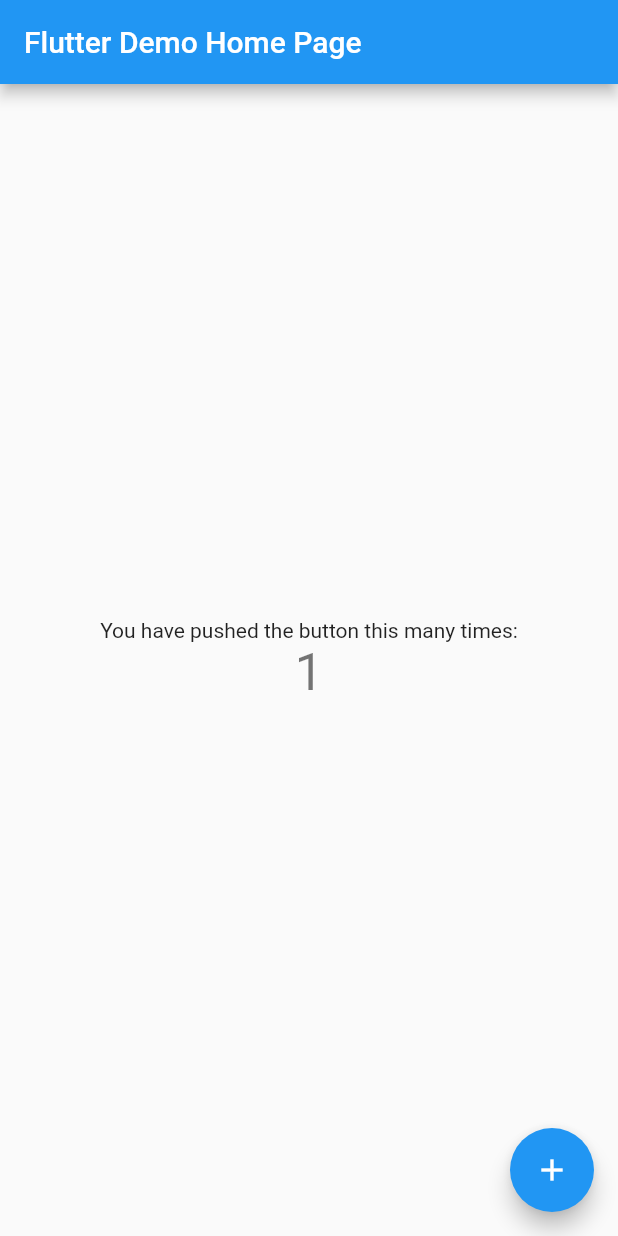
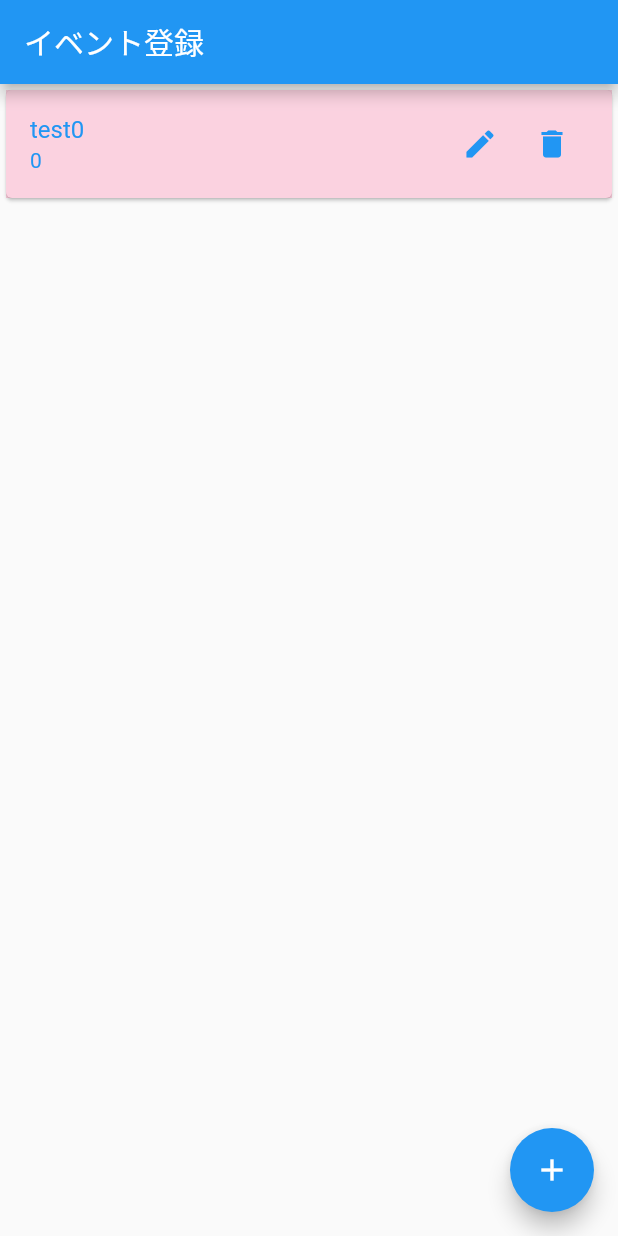
Before and after one commit to jack-app/ideathon-summer-team2, a Flutter app: the screen it shows after launch, after a tap on the "add" icon, on a phone screen of 412 x 824 dp. Run offline on Flutter 3.47's test engine with Material 2 defaults, Android fonts, the phone set to English and light mode, and no system bars.

Commit message:
[add] リストタイルの追加・選択・削除機能

```diff
--- /dev/null
+++ b/lib/hiraku/test.dart
@@ -0,0 +1,201 @@
+import 'package:flutter/material.dart';
+
+class EventRegisterWidget extends StatelessWidget {
+  @override
+  Widget build(BuildContext context) {
+    return MaterialApp(
+      // アプリ名
+      title: 'イベント登録',
+      theme: ThemeData(
+        // テーマカラー
+        primarySwatch: Colors.blue,
+      ),
+      // リスト一覧画面を表示
+      home: EventRegisterPage(),
+    );
+  }
+}
+
+// リスト一覧画面用Widget
+class EventRegisterPage extends StatefulWidget {
+  @override
+  _EventRegisterPageState createState() => _EventRegisterPageState();
+}
+
+class _EventRegisterPageState extends State<EventRegisterPage> {
+  // State
+  // イベントの名前
+  String EventName = '';
+  // 参加メンバーのリスト
+  List<Map> memberList = [];
+  // メンバー情報の初期値
+  var member = {
+    'name': 'test', // 名前
+    'payment': 0, // 支払金額
+  };
+  // 選ばれているフォームのインデックス
+  var selectedIndex = 0;
+
+  @override
+  Widget build(BuildContext context) {
+    return Scaffold(
+      // AppBarを表示し、タイトルも設定
+      appBar: AppBar(
+        title: Text('イベント登録'),
+      ),
+      // ListViewを使いリスト一覧を表示
+      body: ListView.builder(
+        itemCount: memberList.length,
+        itemBuilder: (context, index) {
+          return Card(
+            child: ListTile(
+              title: Text(memberList[index]['name'] + index.toString()),
+              subtitle: Text(memberList[index]['payment'].toString()),
+              selected: selectedIndex == index ? true : false,
+              selectedTileColor: Colors.pink.withOpacity(0.2),
+              // (memberList[index]['open']) ? Text("open") : Text("close"),
+
+              onTap: () {
+                setState(() {
+                  selectedIndex = index;
+                });
+              },
+
+              //右側にボタンを配置
+              trailing: Row(
+                // これを書かないとレイアウトが崩れる
+                mainAxisSize: MainAxisSize.min,
+
+                children: <Widget>[
+                  // タスク更新ボタン
+                  IconButton(
+                    onPressed: () {
+                      setState(() {
+                        selectedIndex = index;
+                      });
+                    },
+                    icon: Icon(Icons.mode_edit),
+                  ),
+
+                  // タスク削除ボタン
+                  IconButton(
+                    onPressed: () {
+                      setState(() {
+                        // リスト削除
+                        memberList.removeAt(index);
+                      });
+                    },
+                    icon: Icon(Icons.delete),
+                  ),
+                ],
+              ),
+            ),
+          );
+        },
+      ),
+      // メンバーを追加するボタン
+      floatingActionButton: FloatingActionButton(
+        onPressed: () {
+          setState(() {
+            memberList.add(member);
+            selectedIndex = memberList.length - 1;
+          });
+        },
+        child: Icon(Icons.add),
+      ),
+    );
+  }
+}
+
+class TodoAddPage extends StatefulWidget {
+  // 画面遷移元からのデータを受け取る変数
+  final String value;
+
+  // コンストラクタ
+  const TodoAddPage({Key? key, required this.value}) : super(key: key);
+
+  @override
+  _TodoAddPageState createState() => _TodoAddPageState();
+}
+
+class _TodoAddPageState extends State<TodoAddPage> {
+  // 入力されたテキストをデータとして持つ
+  late String _text;
+
+  @override
+  void initState() {
+    super.initState();
+    // 受け取ったデータを状態を管理する変数に格納
+    _text = widget.value;
+  }
+
+  // データを元に表示するWidget
+  @override
+  Widget build(BuildContext context) {
+    // TextEditingControllerのtextで初期値を設定することが出来る
+    final controller = TextEditingController(text: _text);
+
+    // TextEditingControllerに設定したテキストのlengthをカーソルの位置に設定する
+    controller.selection = TextSelection.fromPosition(
+      TextPosition(offset: controller.text.length),
+    );
+
+    return Scaffold(
+      appBar: AppBar(
+        title: Text('リスト追加'),
+      ),
+      body: Container(
+        // 余白を付ける
+        padding: EdgeInsets.all(64),
+        child: Column(
+          mainAxisAlignment: MainAxisAlignment.center,
+          children: <Widget>[
+            // テキスト入力
+            TextField(
+              controller: controller,
+              // 自動フォーカス
+              autofocus: true,
+              decoration: InputDecoration(
+                hintText: 'タスクを入力してね',
+              ),
+              // 入力されたテキストの値を受け取る(valueが入力されたテキスト)
+              onChanged: (String value) {
+                // データが変更したことを知らせる(画面を更新する)
+                setState(() {
+                  // データを変更
+                  _text = value;
+                });
+              },
+            ),
+            const SizedBox(height: 8),
+            Container(
+              // 横幅いっぱいに広げる
+              width: double.infinity,
+              // リスト追加ボタン
+              child: ElevatedButton(
+                  onPressed: () {
+                    // "pop"で前の画面に戻る
+                    // "pop"の引数から前の画面にデータを渡す
+                    Navigator.of(context).pop(_text);
+                  },
+                  child: Text('リスト追加', style: TextStyle(color: Colors.white))),
+            ),
+            const SizedBox(height: 8),
+            Container(
+                // 横幅いっぱいに広げる
+                width: double.infinity,
+                // キャンセルボタン
+                child: TextButton(
+                  // ボタンをクリックしたときの処理
+                  onPressed: () {
+                    // "pop"で前の画面に戻る
+                    Navigator.of(context).pop();
+                  },
+                  child: Text('キャンセル'),
+                )),
+          ],
+        ),
+      ),
+    );
+  }
+}
--- a/lib/main.dart
+++ b/lib/main.dart
@@ -1,115 +1,8 @@
 import 'package:flutter/material.dart';
 
+// 作成したウィジェットのインポート
+import 'hiraku/test.dart';
+
 void main() {
-  runApp(const MyApp());
+  runApp(EventRegisterWidget());
 }
-
-class MyApp extends StatelessWidget {
-  const MyApp({Key? key}) : super(key: key);
-
-  // This widget is the root of your application.
-  @override
-  Widget build(BuildContext context) {
-    return MaterialApp(
-      title: 'Flutter Demo',
-      theme: ThemeData(
-        // This is the theme of your application.
-        //
-        // Try running your application with "flutter run". You'll see the
-        // application has a blue toolbar. Then, without quitting the app, try
-        // changing the primarySwatch below to Colors.green and then invoke
-        // "hot reload" (press "r" in the console where you ran "flutter run",
-        // or simply save your changes to "hot reload" in a Flutter IDE).
-        // Notice that the counter didn't reset back to zero; the application
-        // is not restarted.
-        primarySwatch: Colors.blue,
-      ),
-      home: const MyHomePage(title: 'Flutter Demo Home Page'),
-    );
-  }
-}
-
-class MyHomePage extends StatefulWidget {
-  const MyHomePage({Key? key, required this.title}) : super(key: key);
-
-  // This widget is the home page of your application. It is stateful, meaning
-  // that it has a State object (defined below) that contains fields that affect
-  // how it looks.
-
-  // This class is the configuration for the state. It holds the values (in this
-  // case the title) provided by the parent (in this case the App widget) and
-  // used by the build method of the State. Fields in a Widget subclass are
-  // always marked "final".
-
-  final String title;
-
-  @override
-  State<MyHomePage> createState() => _MyHomePageState();
-}
-
-class _MyHomePageState extends State<MyHomePage> {
-  int _counter = 0;
-
-  void _incrementCounter() {
-    setState(() {
-      // This call to setState tells the Flutter framework that something has
-      // changed in this State, which causes it to rerun the build method below
-      // so that the display can reflect the updated values. If we changed
-      // _counter without calling setState(), then the build method would not be
-      // called again, and so nothing would appear to happen.
-      _counter++;
-    });
-  }
-
-  @override
-  Widget build(BuildContext context) {
-    // This method is rerun every time setState is called, for instance as done
-    // by the _incrementCounter method above.
-    //
-    // The Flutter framework has been optimized to make rerunning build methods
-    // fast, so that you can just rebuild anything that needs updating rather
-    // than having to individually change instances of widgets.
-    return Scaffold(
-      appBar: AppBar(
-        // Here we take the value from the MyHomePage object that was created by
-        // the App.build method, and use it to set our appbar title.
-        title: Text(widget.title),
-      ),
-      body: Center(
-        // Center is a layout widget. It takes a single child and positions it
-        // in the middle of the parent.
-        child: Column(
-          // Column is also a layout widget. It takes a list of children and
-          // arranges them vertically. By default, it sizes itself to fit its
-          // children horizontally, and tries to be as tall as its parent.
-          //
-          // Invoke "debug painting" (press "p" in the console, choose the
-          // "Toggle Debug Paint" action from the Flutter Inspector in Android
-          // Studio, or the "Toggle Debug Paint" command in Visual Studio Code)
-          // to see the wireframe for each widget.
-          //
-          // Column has various properties to control how it sizes itself and
-          // how it positions its children. Here we use mainAxisAlignment to
-          // center the children vertically; the main axis here is the vertical
-          // axis because Columns are vertical (the cross axis would be
-          // horizontal).
-          mainAxisAlignment: MainAxisAlignment.center,
-          children: <Widget>[
-            const Text(
-              'You have pushed the button this many times:',
-            ),
-            Text(
-              '$_counter',
-              style: Theme.of(context).textTheme.headline4,
-            ),
-          ],
-        ),
-      ),
-      floatingActionButton: FloatingActionButton(
-        onPressed: _incrementCounter,
-        tooltip: 'Increment',
-        child: const Icon(Icons.add),
-      ), // This trailing comma makes auto-formatting nicer for build methods.
-    );
-  }
-}
```
